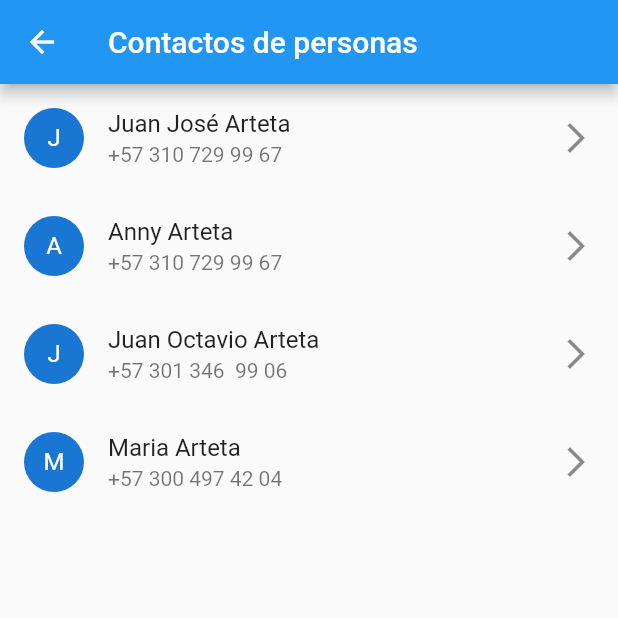
After one commit to jj131204/flutter--dart, a Flutter app: the screen it shows after launch, after a tap on "Consumir APis", on a phone screen of 412 x 824 dp, the top half of it. The commit adds this screen. Run offline on Flutter 3.47's test engine with Material 2 defaults, Android fonts, the phone set to English and light mode, and no system bars; our stand-ins replace carousel_slider; key blocks and very long unbroken strings in the code were emptied for the run.

Commit message:
clases dart

```diff
--- a/curso_dart/lib/main.dart
+++ b/curso_dart/lib/main.dart
@@ -1,3 +1,4 @@
+import 'package:curso_dart/pages/classes.dart';
 import 'package:curso_dart/pages/alertDialog.dart';
 import 'package:curso_dart/pages/botton-navigator.dart';
 import 'package:curso_dart/pages/buttons.dart';
@@ -98,6 +99,20 @@ class _InicioState extends State<Inicio> {
                 MaterialPageRoute(builder: (context)=>  BottonNavigator())
               )
             }),
+
+
+
+            SizedBox(height: 15.0,),
+
+            Text("Consumir APis"),
+            ElevatedButton(
+              child:Text("Consumir APis"),
+              onPressed: ()=>{
+              Navigator.push(
+                context,
+                MaterialPageRoute(builder: (context)=>  Apis())
+              )
+            }),
           ],
         ),
       )
--- a/curso_dart/lib/pages/botton-navigator.dart
+++ b/curso_dart/lib/pages/botton-navigator.dart
@@ -33,13 +33,14 @@ class _BottonNavigatorState extends State<BottonNavigator> {
       ),
       body: _paginas[_paginaActual],
       bottomNavigationBar: BottomNavigationBar(
+
         //backgroundColor: Color(0xfff0f4fb),
         onTap: (index) {
           setState(() {
             _paginaActual = index;
           });
         },
-        currentIndex: _paginaActual,
+        currentIndex: _paginaActual, // Sirve para subrayar el icono seleccionado
         items: [
           BottomNavigationBarItem(
             icon: Icon(Icons.content_paste_go),
--- /dev/null
+++ b/curso_dart/lib/pages/classes.dart
@@ -0,0 +1,101 @@
+import 'package:flutter/material.dart';
+
+class Apis extends StatefulWidget {
+  const Apis({super.key});
+
+  @override
+  State<Apis> createState() => _ApisState();
+}
+
+class _ApisState extends State<Apis> {
+  /** 1 */
+  Empresa _facebook = new Empresa("facebook", "mark suckerberg", 50000000);
+
+  /** 2 */
+  List<Persona> _personas = [
+    Persona("Juan José", "Arteta", "+57 310 729 99 67"),
+    Persona("Anny", "Arteta", "+57 310 729 99 67"),
+    Persona("Juan Octavio", "Arteta", "+57 301 346  99 06"),
+    Persona("Maria", "Arteta", "+57 300 497 42 04"),
+  ];
+
+  @override
+  Widget build(BuildContext context) {
+    return Scaffold(
+      appBar: AppBar(
+        title: Text("Contactos de personas"),
+      ),
+      body: ListView.builder(
+          itemCount: _personas.length,
+          itemBuilder: (context, index) {
+            return ListTile(
+              /** SI SE MANTIENE PRESIONADO SE EJECUTA. */
+              onLongPress: () {
+                _borrarPersonas(context, _personas[index]);
+              },
+              title:
+                  Text(_personas[index].name + ' ' + _personas[index].lastName),
+              subtitle: Text(_personas[index].phone),
+              leading: CircleAvatar(
+                child: Text(_personas[index].name.substring(0, 1)),
+              ),
+              trailing: Icon(Icons.arrow_forward_ios),
+            );
+          }),
+    );
+  }
+
+  _borrarPersonas(context, Persona persona) {
+    showDialog(
+        context: context,
+        builder: (_) => AlertDialog(
+                title: Text("Eliminar contacto"),
+                content: Text(
+                    "¿Estas seguro de querer eliminar a " + persona.name + "?"),
+                actions: [
+                  TextButton(
+                      onPressed: () {
+                        Navigator.pop(context);
+                      },
+                      child: Text(
+                        "Cancelar",
+                        style: TextStyle(color: Colors.blue),
+                      )),
+                  TextButton(
+                      onPressed: () {
+                        print(persona.name);
+
+                        setState(() {
+                          this._personas.remove(persona);
+                        });
+
+                        Navigator.pop(context);
+                      },
+                      child: Text(
+                        "Borrar",
+                        style: TextStyle(color: Colors.red),
+                      )),
+                ]));
+  }
+}
+
+class Persona {
+  String name;
+  String lastName;
+  String phone;
+  /** si no se van a hacer operaciones matematicaas se recomineda crear la variables como string */
+
+  Persona(this.name, this.lastName, this.phone);
+}
+
+/** 1 */
+/** por convención las clases inician con mayusculas. */
+class Empresa {
+  /** propiedades de la clase */
+  String nombre;
+  String propietario;
+  int ingresoAnual;
+
+  /** Variables del metodo  (No son las mismas) */
+  Empresa(this.nombre, this.propietario, this.ingresoAnual);
+}
--- a/curso_dart/pubspec.yaml
+++ b/curso_dart/pubspec.yaml
@@ -38,6 +38,10 @@ dependencies:
 dev_dependencies:
   flutter_test:
     sdk: flutter
+
+  flutter_swiper : ^1.1.6
+
+  carousel_slider: ^4.1.1
 
   # The "flutter_lints" package below contains a set of recommended lints to
   # encourage good coding practices. The lint set provided by the package is
```
Also changed, not shown: curso_dart/lib/pages/slider.dart (added, +38 -0 lines), curso_dart/analysis_options.yaml (line endings or trailing spaces), curso_dart/lib/pages/alertDialog.dart (line endings or trailing spaces), curso_dart/lib/pages/botton-pages/content_animated.dart (line endings or trailing spaces), curso_dart/lib/pages/botton-pages/paginaFavoritos.dart (line endings or trailing spaces), curso_dart/lib/pages/botton-pages/paginaUsers.dart (line endings or trailing spaces), curso_dart/lib/pages/buttons.dart (line endings or trailing spaces), curso_dart/lib/pages/login.dart (line endings or trailing spaces), curso_dart/lib/pages/pagina2.dart (line endings or trailing spaces), curso_dart/pubspec.lock, 79 other files.
